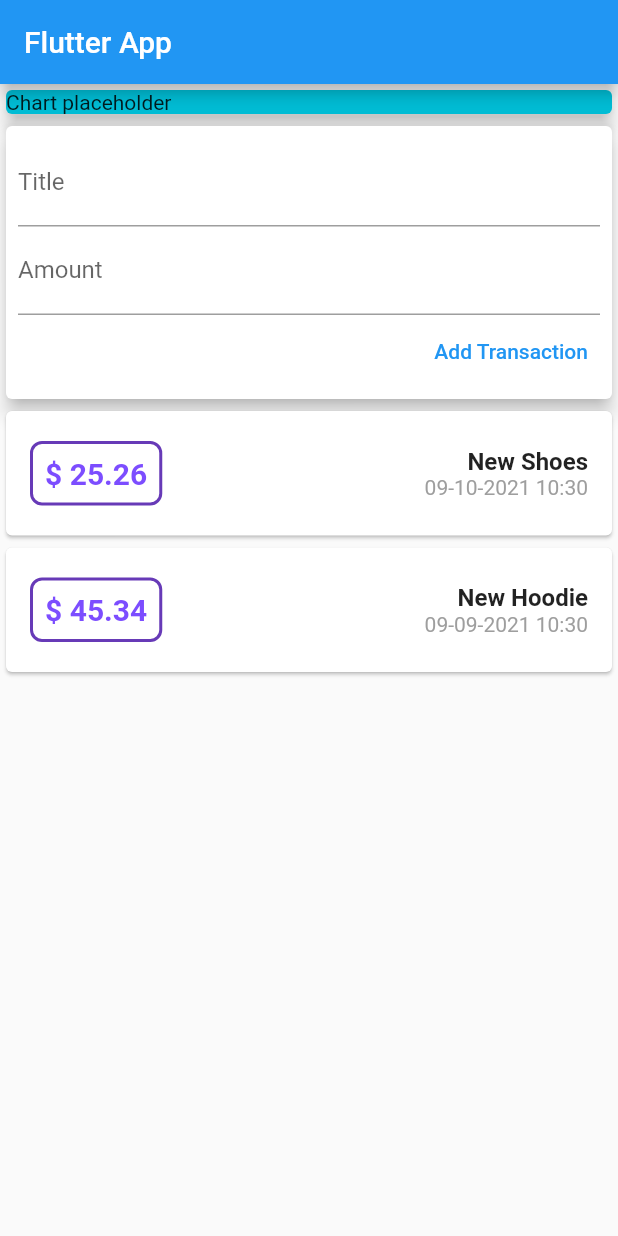
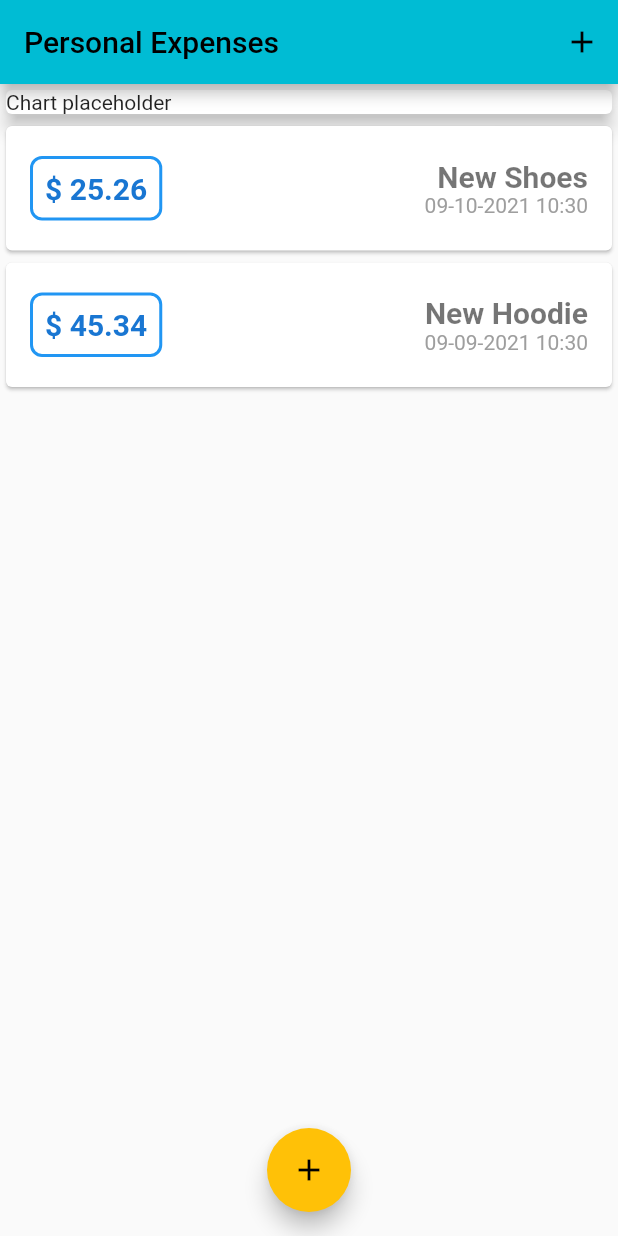
Before and after one commit to stefann19/mxscw_expenses_app, a Flutter app: the screen it shows after launch, on a phone screen of 412 x 824 dp. Run offline on Flutter 3.47's test engine with Material 2 defaults, Android fonts, the phone set to English and light mode, and no system bars.

Commit message:
04.29 Custom text styles and Color theming.

```diff
--- a/lib/main.dart
+++ b/lib/main.dart
@@ -1,6 +1,9 @@
 import 'package:flutter/cupertino.dart';
 import 'package:flutter/material.dart';
-import './widgets/user_transactions.dart';
+import 'package:flutter/painting.dart';
+import 'package:mxscw_expenses_app/widgets/transaction_list.dart';
+import './widgets/new_transaction.dart';
+import 'models/transaction.dart';
 void main() {
   runApp(const MyApp());
 }
@@ -11,26 +14,67 @@ class MyApp extends StatelessWidget {
   @override
   Widget build(BuildContext context) {
     return MaterialApp(
-      title: 'Flutter Demo',
+      title: 'Personal Expenses',
       theme: ThemeData(
-        primarySwatch: Colors.blue,
+        colorScheme:
+          ColorScheme.fromSwatch(primarySwatch: Colors.cyan)
+            .copyWith(secondary: Colors.amber),
+        textTheme: ThemeData.light().textTheme.copyWith(
+          headline1: TextStyle(fontSize: 20,fontWeight: FontWeight.bold)
+        )
       ),
       home: MyHomePage(),
     );
   }
 }
 
-class MyHomePage extends StatelessWidget {
+class MyHomePage extends StatefulWidget {
   MyHomePage({Key? key}) : super(key: key);
 
-  TextEditingController titleController= TextEditingController();
-  TextEditingController amountController= TextEditingController();
+  @override
+  State<MyHomePage> createState() => _MyHomePageState();
+}
+
+class _MyHomePageState extends State<MyHomePage> {
+  final TextEditingController titleController= TextEditingController();
+  final TextEditingController amountController= TextEditingController();
+
+  final List<TransactionModel> _userTransactions = [
+    TransactionModel(id:'0',title: 'New Shoes',amount: 25.26,date:DateTime.now()),
+    TransactionModel(id:'1',title: 'New Hoodie',amount: 45.34,date:DateTime.now().add(const Duration(days: -30)))
+  ];
+
+  _addTransaction(TransactionModel transactionModel){
+    transactionModel.id = _userTransactions.length.toString();
+    setState(() {
+      _userTransactions.add(transactionModel);
+    });
+  }
+
+  void _startAddNewTransaction(BuildContext context){
+    showModalBottomSheet(
+      context:context,
+      builder: (_) {
+          return GestureDetector(
+            onTap: (){},
+            child: NewTransaction(addTransactionFunc: _addTransaction),
+            behavior: HitTestBehavior.opaque,
+          );
+        }
+      );
+  }
 
   @override
   Widget build(BuildContext context) {
     return Scaffold(
       appBar: AppBar(
-        title: const Text('Flutter App'),
+        title: const Text('Personal Expenses'),
+        actions: [
+          IconButton(
+              onPressed: ()=> { _startAddNewTransaction(context)},
+              icon: Icon(Icons.add)
+          )
+        ],
       ),
       body: SingleChildScrollView(
         child: Column(
@@ -40,13 +84,17 @@ class MyHomePage extends StatelessWidget {
               child: Card(
                 child:Text ('Chart placeholder',),
                 elevation: 5,
-                color: Colors.cyan,
               ),
             ),
-            UserTransactions()
+            TransactionList(userTransactions: _userTransactions)
           ],
         ),
-      ), // This trailing comma makes auto-formatting nicer for build methods.
+      ),
+      floatingActionButton: FloatingActionButton(
+        child: Icon(Icons.add),
+        onPressed: ()=> {_startAddNewTransaction(context)},
+      ),
+      floatingActionButtonLocation: FloatingActionButtonLocation.centerFloat,
     );
   }
 }
--- a/lib/widgets/transaction_list.dart
+++ b/lib/widgets/transaction_list.dart
@@ -8,12 +8,11 @@ class TransactionList extends StatelessWidget {
 
   @override
   Widget build(BuildContext context) {
-    return SingleChildScrollView(
-      child: Container(
+    return Container(
         height: 700,
-        child: Column(
-          children: userTransactions.map((t) =>
-              Card(
+        child: ListView.builder(
+          itemBuilder: (ctx, index) {
+            return Card(
               child: Container(
                 padding: EdgeInsets.all(16),
                 child: Row(
@@ -23,27 +22,27 @@ class TransactionList extends StatelessWidget {
                       margin: EdgeInsets.symmetric(vertical: 4),
                       padding: EdgeInsets.all(8),
                       decoration: BoxDecoration(
-                            border: Border.all(color: Colors.deepPurple,width:2 ,),borderRadius: BorderRadius.circular(8)
+                          border: Border.all(color: Theme.of(context).primaryColor,width:2 ,),borderRadius: BorderRadius.circular(8)
                       ),
                       child:
                       Text(
-                          '\$ ${t.amount}',
-                          style: const TextStyle(fontWeight: FontWeight.bold, fontSize: 20,color: Colors.deepPurpleAccent ),
+                        '\$ ${userTransactions[index].amount.toStringAsFixed(2)}',
+                        style: TextStyle(fontWeight: FontWeight.bold, fontSize: 20,color: Theme.of(context).primaryColorDark ),
                       ),
                     ),
                     Column(
                         crossAxisAlignment: CrossAxisAlignment.end,
                         children: [
-                            Text(t.title,style: const TextStyle(fontWeight: FontWeight.bold, fontSize: 16),),
-                            Text(DateFormat('dd-MM-yyyy hh:mm').format(t.date), style: const TextStyle(color: Colors.grey))
+                          Text(userTransactions[index].title,style: Theme.of(context).textTheme.headline1,),
+                          Text(DateFormat('dd-MM-yyyy hh:mm').format(userTransactions[index].date), style: const TextStyle(color: Colors.grey))
                         ]
                     )
                   ],
                 ),
               ),
-              )).toList()
-          ,
-        ),
+            );
+          },
+          itemCount: userTransactions.length,
         ),
       );
   }
--- a/lib/widgets/user_transactions.dart
+++ /dev/null
@@ -1,36 +0,0 @@
-import 'package:flutter/material.dart';
-
-import '../models/transaction.dart';
-import './new_transaction.dart';
-import './transaction_list.dart';
-
-class UserTransactions extends StatefulWidget {
-  const UserTransactions({Key? key}) : super(key: key);
-
-  @override
-  _UserTransactionsState createState() => _UserTransactionsState();
-}
-
-class _UserTransactionsState extends State<UserTransactions> {
-  final List<TransactionModel> _userTransactions = [
-    TransactionModel(id:'0',title: 'New Shoes',amount: 25.26,date:DateTime.now()),
-    TransactionModel(id:'1',title: 'New Hoodie',amount: 45.34,date:DateTime.now().add(const Duration(days: -30)))
-  ];
-
-  addTransaction(TransactionModel transactionModel){
-    transactionModel.id = _userTransactions.length.toString();
-    setState(() {
-      _userTransactions.add(transactionModel);
-    });
-  }
-
-  @override
-  Widget build(BuildContext context) {
-    return Column(
-      children: [
-        NewTransaction(addTransactionFunc: addTransaction),
-        TransactionList(userTransactions:_userTransactions)
-      ],
-    );
-  }
-}
```
Also changed, not shown: lib/widgets/new_transaction.dart (+38 -5 lines). Lines whose indentation alone changed are shown as unchanged.
